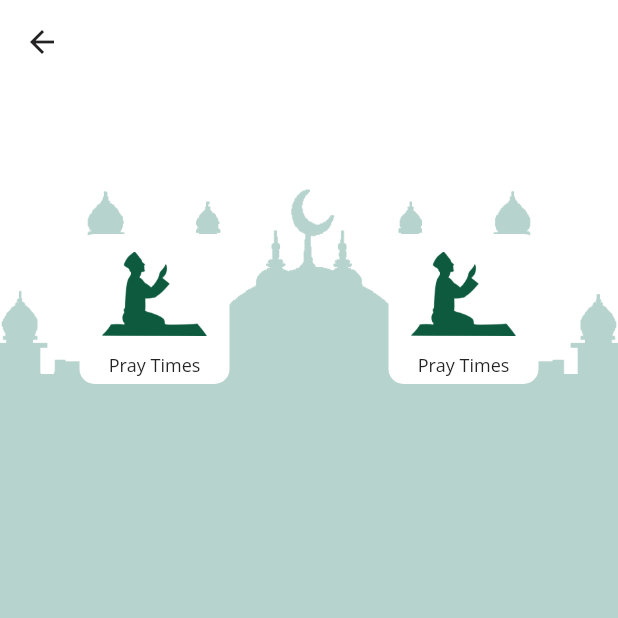
After one commit to NajumSoft/Isl_Counter, a Flutter app: the screen it shows after launch, after a tap on the "home filled" icon, on a phone screen of 412 x 824 dp, the top half of it. The commit adds this screen. Run offline on Flutter 3.47's test engine with Material 2 defaults, Android fonts, the phone set to English and light mode, and no system bars; our stand-ins replace dio, get, google_fonts; network calls fail.

Commit message:
added landingPage

```diff
--- a/lib/main.dart
+++ b/lib/main.dart
@@ -1,5 +1,6 @@
 import 'package:dio/dio.dart';
 import 'package:flutter/material.dart';
+import 'package:get/get.dart';
 import 'package:isl_counter/screens/searchPageOne.dart';
 
 void main() {
@@ -10,7 +11,7 @@ class MyApp extends StatelessWidget {
   const MyApp({Key? key}) : super(key: key);
   @override
   Widget build(BuildContext context) {
-    return MaterialApp(
+    return GetMaterialApp(
       debugShowCheckedModeBanner: false,
       title: 'Flutter Demo',
       theme: ThemeData(
--- /dev/null
+++ b/lib/screens/landingPageOne.dart
@@ -0,0 +1,54 @@
+import 'package:flutter/material.dart';
+import 'package:get/get.dart';
+import 'package:isl_counter/models/myColors.dart';
+import 'package:isl_counter/screens/searchPageOne.dart';
+import 'package:isl_counter/widgets/homeButton.dart';
+
+class landingPageOne extends StatefulWidget {
+  const landingPageOne({Key? key}) : super(key: key);
+
+  @override
+  _landingPageOneState createState() => _landingPageOneState();
+}
+
+class _landingPageOneState extends State<landingPageOne> {
+  @override
+  Widget build(BuildContext context) {
+    return Container(
+      width: MediaQuery.of(context).size.width,
+      height: MediaQuery.of(context).size.height,
+      decoration: BoxDecoration(
+          color: Colors.white,
+          image: DecorationImage(
+              image: AssetImage('assets/MosqueBG.png'), fit: BoxFit.cover)),
+      child: Scaffold(
+        backgroundColor: Colors.transparent,
+        appBar: AppBar(
+          leading: IconButton(
+            onPressed: () =>
+                {Get.to(searchPageOne(), transition: Transition.leftToRight)},
+            icon: Icon(
+              Icons.arrow_back,
+              color: myColors.txt,
+            ),
+          ),
+          elevation: 0,
+          backgroundColor: Color.fromARGB(255, 255, 255, 255),
+        ),
+        body: Container(
+          child: Column(
+            children: [
+              SizedBox(
+                height: 100,
+              ),
+              Row(
+                mainAxisAlignment: MainAxisAlignment.spaceAround,
+                children: [homeButton(), homeButton()],
+              )
+            ],
+          ),
+        ),
+      ),
+    );
+  }
+}
--- a/lib/screens/searchPageOne.dart
+++ b/lib/screens/searchPageOne.dart
@@ -1,9 +1,11 @@
 import 'dart:ui';
 
 import 'package:flutter/material.dart';
+import 'package:get/get.dart';
 import 'package:isl_counter/models/myColors.dart';
 import 'package:google_fonts/google_fonts.dart';
 import 'package:dio/dio.dart';
+import 'package:isl_counter/screens/LandingPageOne.dart';
 
 class searchPageOne extends StatefulWidget {
   const searchPageOne({Key? key}) : super(key: key);
@@ -65,9 +67,13 @@ class _searchPageOneState extends State<searchPageOne>
                   text: 'para',
                 )
               ]),
-          leading: Icon(
-            Icons.home,
-            color: myColors.txt,
+          leading: IconButton(
+            onPressed: () =>
+                {Get.to(landingPageOne(), transition: Transition.rightToLeft)},
+            icon: Icon(
+              Icons.home_filled,
+              color: myColors.txt,
+            ),
           ),
           centerTitle: true,
           title: Text(
--- /dev/null
+++ b/lib/widgets/homeButton.dart
@@ -0,0 +1,38 @@
+import 'package:flutter/material.dart';
+import 'package:google_fonts/google_fonts.dart';
+import 'package:isl_counter/models/myColors.dart';
+
+Widget homeButton() {
+  return InkWell(
+    onTap: () => {print('object')},
+    child: Container(
+      width: 100,
+      height: 100,
+      padding: EdgeInsets.all(5),
+      decoration: BoxDecoration(
+          borderRadius: BorderRadius.all(Radius.circular(10)),
+          color: Color.fromARGB(255, 255, 255, 255)),
+      child: Stack(
+        children: [
+          Positioned(
+              child: Container(
+            alignment: Alignment.topCenter,
+            child: Container(
+                width: 70,
+                height: 70,
+                color: Colors.transparent,
+                child: Image(image: AssetImage('assets/PrayIcon.png'))),
+          )),
+          Positioned(
+              width: 90,
+              bottom: 0,
+              child: Text(
+                'Pray Times',
+                textAlign: TextAlign.center,
+                style: GoogleFonts.openSans(fontSize: 12, color: myColors.txt),
+              ))
+        ],
+      ),
+    ),
+  );
+}
--- a/pubspec.yaml
+++ b/pubspec.yaml
@@ -36,6 +36,8 @@ dependencies:
   cupertino_icons: ^1.0.2
   google_fonts: ^2.3.1
   dio: ^4.0.4
+  get: ^4.6.1
+
 dev_dependencies:
   flutter_test:
     sdk: flutter
```
Also changed, not shown: assets/MosqueBG.png (added), assets/PrayIcon.png (added), pubspec.lock.
